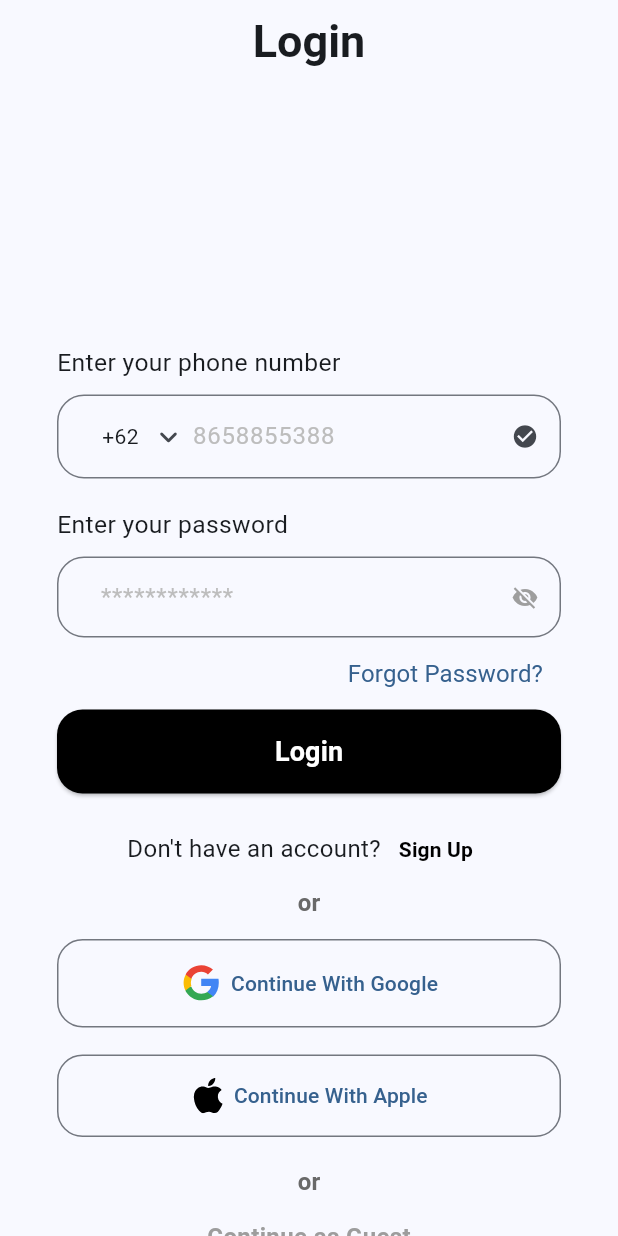
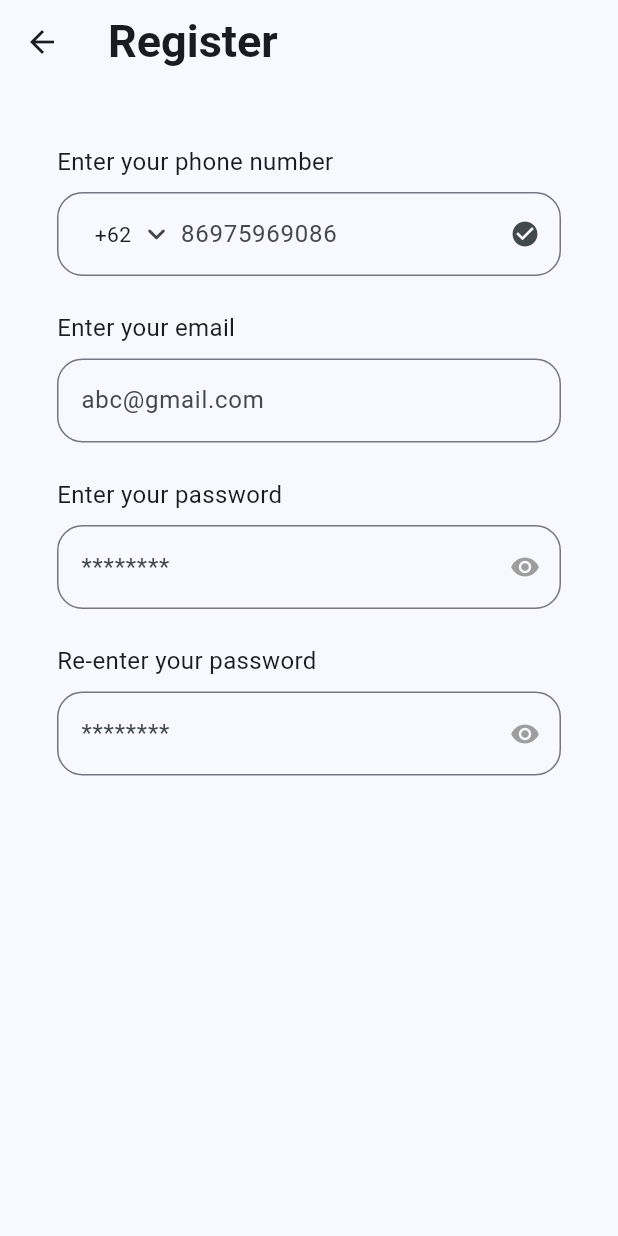
Before and after one commit to haidar-miqdad/auth_page, a Flutter app: the screen it shows after launch, after a tap on "Sign Up", on a phone screen of 412 x 824 dp. Run offline on Flutter 3.47's test engine with Material 3 defaults, Android fonts, the phone set to English and light mode, and no system bars; our stand-ins replace flutter_svg, google_fonts.

Commit message:
feat: register page

```diff
--- a/lib/main.dart
+++ b/lib/main.dart
@@ -1,7 +1,6 @@
 import 'package:authtentication_flutter/pages/login_page.dart';
 import 'package:flutter/material.dart';
 import 'package:google_fonts/google_fonts.dart';
-
 
 void main() {
   runApp(const MyApp());
--- a/lib/pages/login_page.dart
+++ b/lib/pages/login_page.dart
@@ -1,4 +1,5 @@
 import 'package:authtentication_flutter/pages/forgot_password_page.dart';
+import 'package:authtentication_flutter/pages/register_page.dart';
 import 'package:flutter/material.dart';
 import 'package:flutter/services.dart';
 import 'package:flutter_svg/svg.dart';
@@ -150,7 +151,14 @@ class _LoginPageState extends State<LoginPage> {
                 ),
                 TextButton(
                   style: TextButton.styleFrom(splashFactory: NoSplash.splashFactory),
-                  onPressed: () {},
+                  onPressed: () {
+                    Navigator.push(
+                      context,
+                      MaterialPageRoute(
+                        builder: (context) => const RegisterPage(),
+                      ),
+                    );
+                  },
                   child: const Text(
                     'Sign Up',
                     style: TextStyle(
--- /dev/null
+++ b/lib/pages/register_page.dart
@@ -0,0 +1,82 @@
+import 'package:flutter/material.dart';
+
+import '../widget/input_custom.dart';
+
+class RegisterPage extends StatefulWidget {
+  const RegisterPage({super.key});
+
+  @override
+  State<RegisterPage> createState() => _RegisterPageState();
+}
+
+class _RegisterPageState extends State<RegisterPage> {
+
+  bool isObscure = false;
+
+  @override
+  Widget build(BuildContext context) {
+    return Scaffold(
+      appBar: AppBar(
+        title: const Text(
+          'Register',
+          style: TextStyle(
+            fontSize: 30,
+            fontWeight: FontWeight.bold,
+          ),
+        ),
+      ),
+      body: Padding(
+        padding: const EdgeInsets.only(top: 40.0, right: 38, left: 38),
+        child: Column(
+          crossAxisAlignment: CrossAxisAlignment.start,
+          children: [
+            InputCustom(
+              title: 'Enter your phone number',
+              hintText: '86975969086',
+              prefixIcon: const Padding(
+                padding: EdgeInsets.only(left: 25.0),
+                child: Row(
+                  mainAxisSize: MainAxisSize.min,
+                  children: [
+                    Text('+62'),
+                    SizedBox(
+                      width: 5,
+                    ),
+                    Icon(Icons.keyboard_arrow_down_rounded)
+                  ],
+                ),
+              ),
+              suffixIcon: const Icon(
+                Icons.check_circle,
+                size: 20,
+              ),
+            ),
+            InputCustom(
+              title: 'Enter your email',
+              hintText: 'abc@gmail.com',
+            ),
+            InputCustom(
+              obscureText: true,
+              title: 'Enter your password',
+              hintText: '********',
+              suffixIcon: IconButton(
+                onPressed: () { },
+                icon: const Icon(Icons.visibility, size: 20, color: Colors.grey,),
+              ),
+            ),
+            InputCustom(
+              obscureText: true,
+              title: 'Re-enter your password',
+              hintText: '********',
+              suffixIcon: const Icon(
+                Icons.visibility,
+                size: 20,
+                color: Colors.grey,
+              ),
+            ),
+          ],
+        ),
+      ),
+    );
+  }
+}
--- a/lib/pages/verify_page.dart
+++ b/lib/pages/verify_page.dart
@@ -164,11 +164,30 @@ class VerifyPage extends StatelessWidget {
                       backgroundColor: Colors.black,
                       foregroundColor: Colors.white,
                       shape: RoundedRectangleBorder(borderRadius: BorderRadius.circular(17),),
-                      padding: const EdgeInsets.symmetric(vertical: 15,),
+                      padding: const EdgeInsets.symmetric(vertical: 12,),
                     ),
-                    child: const Text('Verify', ),
+                    child: const Text('Verify', style: TextStyle(
+                      fontSize: 18,
+                      fontWeight: FontWeight.bold
+                    ),),
                 ),
               ),
+             const SizedBox(height: 23,),
+             const Row(
+               mainAxisAlignment: MainAxisAlignment.center,
+               children: [
+                 Text('Resend OTP', style: TextStyle(
+                   fontWeight: FontWeight.bold,
+                   fontSize: 16,
+                 ),),
+                 SizedBox(width: 5,),
+                 Text('(00:12)', style: TextStyle(
+                   fontWeight: FontWeight.bold,
+                   fontSize: 16,
+                   color: Colors.grey
+                 ),),
+               ],
+             )
             ],
           ),
         ),
--- /dev/null
+++ b/lib/widget/input_custom.dart
@@ -0,0 +1,52 @@
+import 'package:flutter/material.dart';
+
+class InputCustom extends StatelessWidget {
+
+  final String title;
+  final String hintText;
+  final Widget? prefixIcon;
+  final Widget? suffixIcon;
+  bool? obscureText;
+
+  InputCustom({super.key,
+    required this.title,
+    required this.hintText,
+    this.prefixIcon,
+    this.suffixIcon,
+    this.obscureText = false,
+});
+
+
+  @override
+  Widget build(BuildContext context) {
+    return Padding(
+      padding: const EdgeInsets.only(bottom: 23.0),
+      child: Column(
+        crossAxisAlignment: CrossAxisAlignment.start,
+        children: [
+          Text(title, style: const TextStyle(
+              fontSize: 16.00,
+              fontWeight: FontWeight.normal
+          ),),
+          const SizedBox(height: 9,),
+          TextField(
+            obscureText: obscureText ?? false,
+            decoration: InputDecoration(
+              border: OutlineInputBorder(
+                borderRadius: BorderRadius.circular(17),
+                borderSide: const BorderSide(color: Colors.grey),
+              ),
+              focusedBorder: OutlineInputBorder(
+                borderRadius: BorderRadius.circular(17),
+                borderSide: const BorderSide(color: Colors.black),
+              ),
+              prefixIcon: prefixIcon,
+              hintText: hintText,
+              suffixIcon: suffixIcon,
+            ),
+          ),
+        ],
+      ),
+    );
+  }
+}
```
